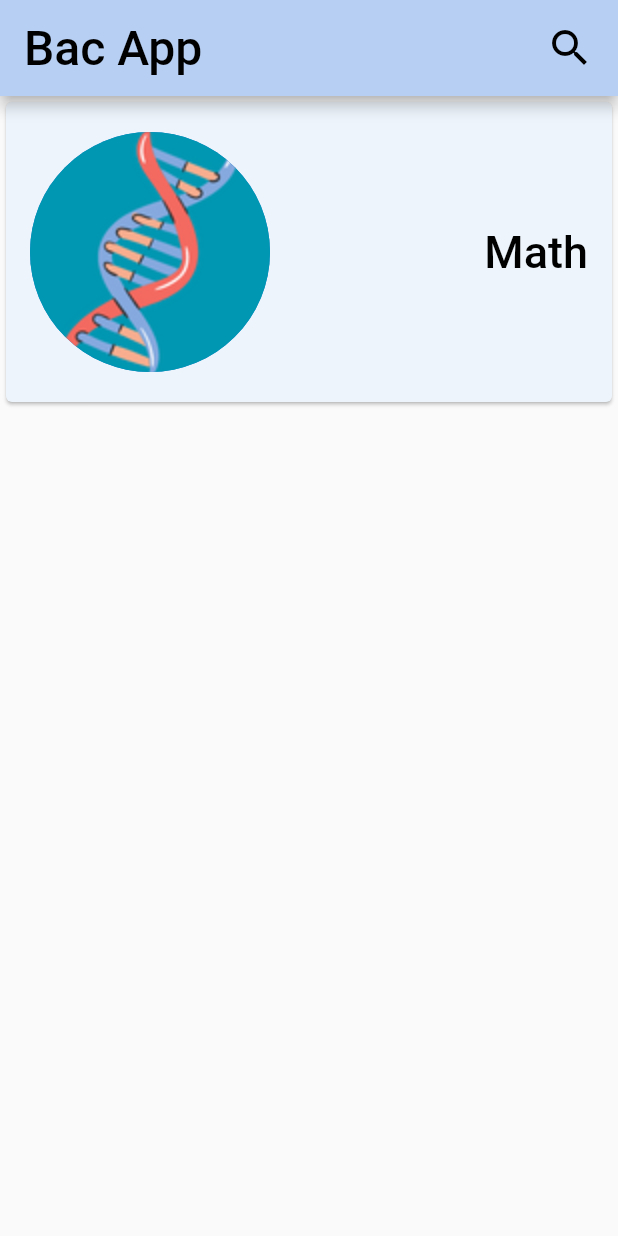
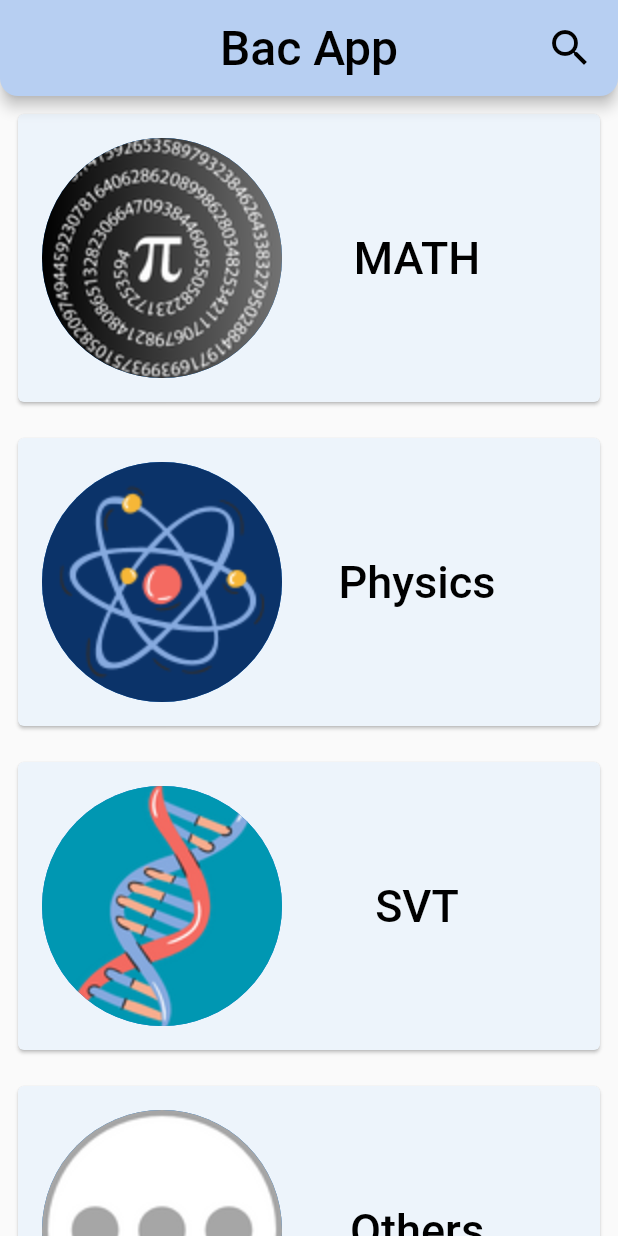
Before and after one commit to MCDiYae/book-app-ui, a Flutter app: the screen it shows after launch, on a phone screen of 412 x 824 dp. Run offline on Flutter 3.47's test engine with Material 2 defaults, Android fonts, the phone set to English and light mode, and no system bars.

Commit message:
ui home complet

```diff
--- a/lib/presentation/pages/homepage.dart
+++ b/lib/presentation/pages/homepage.dart
@@ -1,3 +1,4 @@
+import 'package:bookappui/presentation/widget/category_card.dart';
 import 'package:flutter/material.dart';
 import 'package:bookappui/presentation/constant.dart';
 
@@ -9,7 +10,13 @@ class MyHomePage extends StatelessWidget {
     return SafeArea(
         child: Scaffold(
       appBar: AppBar(
+        shape: const RoundedRectangleBorder(
+          borderRadius: BorderRadius.only(
+              bottomLeft: Radius.circular(12),
+              bottomRight: Radius.circular(12)),
+        ),
         toolbarHeight: 64,
+        centerTitle: true,
         backgroundColor: primaryColor,
         title: const Text(
           "Bac App",
@@ -26,40 +33,27 @@ class MyHomePage extends StatelessWidget {
               ))
         ],
       ),
-      body: Column(
-        children: [
-          Card(
-            color: backgroundColor,
-            child: SizedBox(
-              height: 200,
-              child: Padding(
-                padding: const EdgeInsets.all(16.0),
-                child: Row(
-                  mainAxisAlignment: MainAxisAlignment.spaceBetween,
-                  children: [
-                    CircleAvatar(
-                      backgroundImage: AssetImage(
-                        'assets/icones/2.png',
-                      ),
-                      radius: 80,
-                    ),
-                    SizedBox(
-                      width: 8,
-                    ),
-                    Text(
-                      'Math',
-                      style: TextStyle(
-                        fontSize: 30,
-                        color: colorWriting,
-                        fontWeight: FontWeight.w500,
-                      ), //Textstyle
-                    ), //Text
-
-                    //Image.asset('assets/icones/2.png')
-                  ],
-                ),
-              ),
-            ),
+      body: ListView(
+        children: const [
+          CategoryCard(
+            title: 'MATH',
+            imagePath: 'assets/icones/1.png',
+          ),
+          CategoryCard(
+            title: 'Physics',
+            imagePath: 'assets/icones/4.png',
+          ),
+          CategoryCard(
+            title: 'SVT',
+            imagePath: 'assets/icones/2.png',
+          ),
+          CategoryCard(
+            title: 'Others',
+            imagePath: 'assets/icones/3.png',
+          ),
+          CategoryCard(
+            title: 'Others',
+            imagePath: 'assets/icones/3.png',
           ),
         ],
       ),
--- a/lib/presentation/widget/app_bar_widget.dart
+++ /dev/null
@@ -1,39 +0,0 @@
-import 'package:bookappui/presentation/constant.dart';
-import 'package:flutter/material.dart';
-
-
-class MyAppBar extends StatelessWidget implements PreferredSizeWidget {
-  const MyAppBar({
-    Key? key,
-    required this.title,
-    required this.icon,
-    required this.preferredSize,
-  }) : super(key: key);
-
-  final String title;
-  final IconData? icon;
-  @override
-  final Size preferredSize;
-
-  @override
-  Widget build(BuildContext context) {
-    return AppBar(
-
-      title: Text(
-        title,
-        style: const TextStyle(color: colorWriting),
-      ),
-      backgroundColor: primaryColor,
-      actions: [
-        if (icon != null)
-          IconButton(
-            onPressed: () {},
-            icon: Icon(
-              icon,
-              color: colorWriting,
-            ),
-          ),
-      ],
-    );
-  }
-}
--- a/lib/presentation/widget/category_card.dart
+++ b/lib/presentation/widget/category_card.dart
@@ -0,0 +1,49 @@
+import 'package:bookappui/presentation/constant.dart';
+import 'package:flutter/material.dart';
+
+class CategoryCard extends StatelessWidget {
+  final String title;
+  final String imagePath;
+  const CategoryCard({
+    super.key,
+    required this.title,
+    required this.imagePath,
+  });
+
+  @override
+  Widget build(BuildContext context) {
+    return Padding(
+      padding: const EdgeInsets.all(8.0),
+      child: Card(
+        color: backgroundColor,
+        child: SizedBox(
+          child: Padding(
+            padding: const EdgeInsets.all(16.0),
+            child: Row(
+              mainAxisAlignment: MainAxisAlignment.spaceBetween,
+              children: [
+                CircleAvatar(
+                  backgroundImage: AssetImage(
+                    imagePath,
+                  ),
+                  radius: 80,
+                ),
+                Text(
+                  title,
+                  style: const TextStyle(
+                    fontSize: 30,
+                    color: colorWriting,
+                    fontWeight: FontWeight.w500,
+                  ), //Textstyle
+                ),
+                const SizedBox(
+                  width: 16,
+                ),
+              ],
+            ),
+          ),
+        ),
+      ),
+    );
+  }
+}
```
Also changed, not shown: assets/icones/4.png (added), lib/models/book.dart (added), lib/models/module.dart (added), lib/presentation/pages/login.dart (added), lib/presentation/pages/register.dart (added), pubspec.lock, 2 other files.
